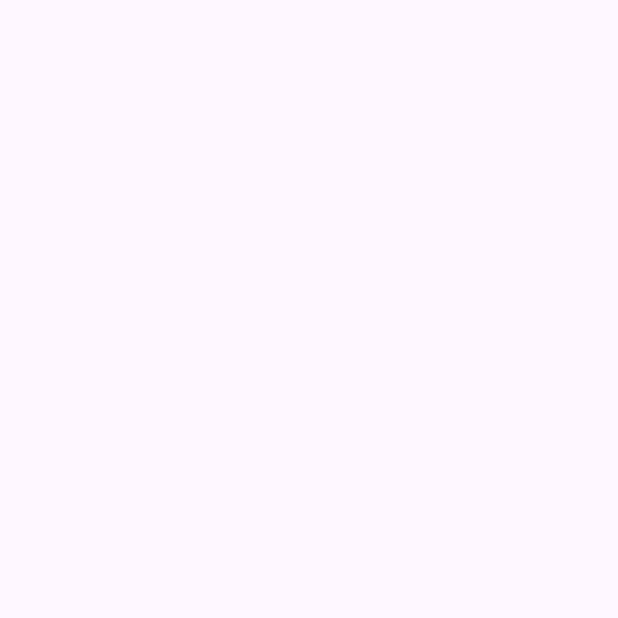
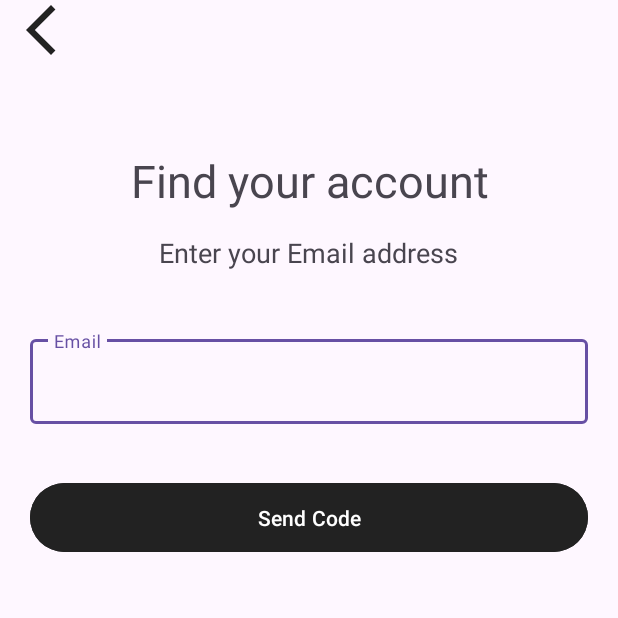
Before and after one commit to John-Michael-Goco/moneyMate, an Android app: the ForgotPasswordEmail screen opened directly, with no data from a screen before it, on a phone screen of 412 x 824 dp, the top half of it. Before the commit the part shown is empty. Run offline under Robolectric (Android 15) with nearby library versions, the phone set to English and light mode, and no system bars.

Commit message:
Created forgot password email layout

```diff
--- a/app/src/main/java/com/moneymate/ForgotPasswordEmail.java
+++ b/app/src/main/java/com/moneymate/ForgotPasswordEmail.java
@@ -1,6 +1,10 @@
 package com.moneymate;
 
+import android.content.Intent;
 import android.os.Bundle;
+import android.view.View;
+import android.widget.Button;
+import android.widget.ImageView;
 
 import androidx.activity.EdgeToEdge;
 import androidx.appcompat.app.AppCompatActivity;
@@ -15,10 +19,24 @@ public class ForgotPasswordEmail extends AppCompatActivity {
         super.onCreate(savedInstanceState);
         EdgeToEdge.enable(this);
         setContentView(R.layout.activity_forgot_password_email);
+
+        // Handle system insets
         ViewCompat.setOnApplyWindowInsetsListener(findViewById(R.id.main), (v, insets) -> {
             Insets systemBars = insets.getInsets(WindowInsetsCompat.Type.systemBars());
             v.setPadding(systemBars.left, systemBars.top, systemBars.right, systemBars.bottom);
             return insets;
         });
+
+        // Find the "Sign Up" button
+        ImageView backBtn = findViewById(R.id.backBtn);
+
+        // Set click listener to go to SignUp page
+        backBtn.setOnClickListener(new View.OnClickListener() {
+            @Override
+            public void onClick(View v) {
+                Intent intent = new Intent(ForgotPasswordEmail.this, Login.class);
+                startActivity(intent);
+            }
+        });
     }
 }
--- a/app/src/main/java/com/moneymate/Login.java
+++ b/app/src/main/java/com/moneymate/Login.java
@@ -37,5 +37,17 @@ public class Login extends AppCompatActivity {
                 startActivity(intent);
             }
         });
+
+        // Find the "Forgot Password" button
+        Button forgotBtn = findViewById(R.id.forgotBtn);
+
+        // Set click listener to go to SignUp page
+        forgotBtn.setOnClickListener(new View.OnClickListener() {
+            @Override
+            public void onClick(View v) {
+                Intent intent = new Intent(Login.this, ForgotPasswordEmail.class);
+                startActivity(intent);
+            }
+        });
     }
 }
--- a/app/src/main/java/com/moneymate/Register.java
+++ b/app/src/main/java/com/moneymate/Register.java
@@ -1,6 +1,9 @@
 package com.moneymate;
 
+import android.content.Intent;
 import android.os.Bundle;
+import android.view.View;
+import android.widget.Button;
 
 import androidx.activity.EdgeToEdge;
 import androidx.appcompat.app.AppCompatActivity;
@@ -15,10 +18,24 @@ public class Register extends AppCompatActivity {
         super.onCreate(savedInstanceState);
         EdgeToEdge.enable(this);
         setContentView(R.layout.activity_register);
+
+        // Handle system insets
         ViewCompat.setOnApplyWindowInsetsListener(findViewById(R.id.main), (v, insets) -> {
             Insets systemBars = insets.getInsets(WindowInsetsCompat.Type.systemBars());
             v.setPadding(systemBars.left, systemBars.top, systemBars.right, systemBars.bottom);
             return insets;
         });
+
+        // Find the "Sign Up" button
+        Button signUpButton = findViewById(R.id.signInBtn);
+
+        // Set click listener to go to SignUp page
+        signUpButton.setOnClickListener(new View.OnClickListener() {
+            @Override
+            public void onClick(View v) {
+                Intent intent = new Intent(Register.this, Login.class);
+                startActivity(intent);
+            }
+        });
     }
 }
--- /dev/null
+++ b/app/src/main/res/drawable/arrow_left.xml
@@ -0,0 +1,5 @@
+<vector xmlns:android="http://schemas.android.com/apk/res/android" android:height="24dp" android:tint="#222222" android:viewportHeight="24" android:viewportWidth="24" android:width="24dp">
+
+    <path android:fillColor="@android:color/white" android:pathData="M17.77,3.77l-1.77,-1.77l-10,10l10,10l1.77,-1.77l-8.23,-8.23z"/>
+
+</vector>
--- a/app/src/main/res/layout/activity_forgot_password_email.xml
+++ b/app/src/main/res/layout/activity_forgot_password_email.xml
@@ -1,10 +1,86 @@
-<?xml version="1.0" encoding="utf-8"?>
-<androidx.constraintlayout.widget.ConstraintLayout xmlns:android="http://schemas.android.com/apk/res/android"
+<ScrollView
+    xmlns:android="http://schemas.android.com/apk/res/android"
     xmlns:app="http://schemas.android.com/apk/res-auto"
     xmlns:tools="http://schemas.android.com/tools"
-    android:id="@+id/main"
     android:layout_width="match_parent"
     android:layout_height="match_parent"
-    tools:context=".ForgotPasswordEmail">
+    android:fillViewport="true"
+    android:orientation="vertical">
 
-</androidx.constraintlayout.widget.ConstraintLayout>
+    <LinearLayout
+        android:id="@+id/main"
+        android:layout_width="match_parent"
+        android:layout_height="wrap_content"
+        android:orientation="vertical"
+        android:padding="20dp"
+        android:paddingBottom="20dp"
+        android:gravity="center_horizontal"
+        tools:context=".forgot_password_email">
+
+        <ImageView
+            android:id="@+id/backBtn"
+            android:layout_width="40dp"
+            android:layout_height="40dp"
+            android:src="@drawable/arrow_left"
+            android:layout_gravity="start"
+            android:clickable="true"
+            android:focusable="true"
+            android:layout_marginLeft="7dp"
+            android:background="?android:attr/selectableItemBackground" />
+
+        <TextView
+            android:id="@+id/title"
+            android:layout_width="wrap_content"
+            android:layout_height="wrap_content"
+            android:text="Find your account"
+            android:textSize="30sp"
+            android:gravity="center"
+            android:layout_marginTop="60dp"
+            android:layout_marginBottom="15dp"
+            android:textAlignment="center" />
+
+        <TextView
+            android:id="@+id/slogan"
+            android:layout_width="wrap_content"
+            android:layout_height="wrap_content"
+            android:text="Enter your Email address"
+            android:textSize="18sp"
+            android:gravity="center"
+            android:textAlignment="center" />
+
+        <LinearLayout
+            android:layout_width="match_parent"
+            android:layout_height="wrap_content"
+            android:layout_marginTop="20dp"
+            android:layout_marginBottom="20dp"
+            android:orientation="vertical">
+
+            <com.google.android.material.textfield.TextInputLayout
+                android:id="@+id/email"
+                android:layout_width="match_parent"
+                android:layout_height="wrap_content"
+                android:hint="Email"
+                android:layout_marginTop="20dp"
+                android:layout_marginBottom="30dp"
+                android:layout_marginHorizontal="20dp"
+                style="@style/Widget.Material3.TextInputLayout.OutlinedBox">
+
+                <com.google.android.material.textfield.TextInputEditText
+                    android:layout_width="match_parent"
+                    android:layout_height="wrap_content" />
+            </com.google.android.material.textfield.TextInputLayout>
+
+            <Button
+                android:id="@+id/send"
+                android:layout_width="match_parent"
+                android:layout_height="wrap_content"
+                android:text="Send Code"
+                android:backgroundTint="@color/eerie_black"
+                android:textColor="@color/white"
+                android:layout_marginHorizontal="20dp"
+                android:padding="13dp"
+                android:layout_marginTop="5dp"
+                android:layout_marginBottom="5dp" />
+        </LinearLayout>
+    </LinearLayout>
+</ScrollView>
--- a/app/src/main/res/layout/activity_login.xml
+++ b/app/src/main/res/layout/activity_login.xml
@@ -51,7 +51,7 @@
         android:orientation="vertical">
 
         <com.google.android.material.textfield.TextInputLayout
-            android:id="@+id/username"
+            android:id="@+id/email"
             android:layout_width="match_parent"
             android:layout_height="wrap_content"
             android:hint="Email"
@@ -84,7 +84,7 @@
             android:layout_width="200dp"
             android:layout_height="wrap_content"
             android:background="@android:color/transparent"
-            android:text="Forget Password?"
+            android:text="Forgot Password?"
             android:textColor="@color/cerulean"
             android:layout_gravity="end"
             android:elevation="0dp"
--- a/app/src/main/res/layout/activity_register.xml
+++ b/app/src/main/res/layout/activity_register.xml
@@ -15,7 +15,7 @@
         android:padding="20dp"
         android:paddingBottom="20dp"
         android:gravity="center_horizontal"
-        tools:context=".Login">
+        tools:context=".Register">
 
         <ImageView
             android:id="@+id/logoImage"
@@ -124,6 +124,7 @@
             </com.google.android.material.textfield.TextInputLayout>
 
             <Button
+                android:id="@+id/signUpBtn"
                 android:layout_width="match_parent"
                 android:layout_height="wrap_content"
                 android:text="Sign Up"
@@ -134,6 +135,7 @@
                 android:layout_marginTop="25dp" />
 
             <Button
+                android:id="@+id/signInBtn"
                 android:layout_width="match_parent"
                 android:layout_height="wrap_content"
                 android:background="@android:color/transparent"
```
